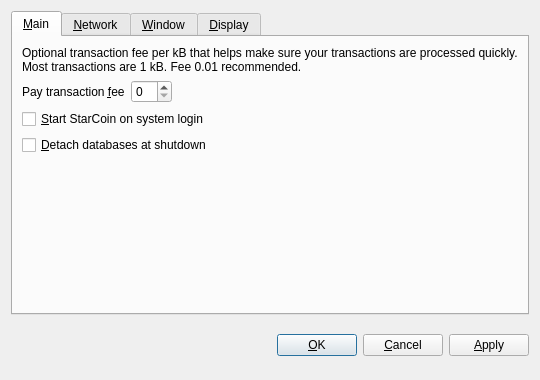
Old version of the form src/qt/forms/optionsdialog.ui in the repository woolongcoin/bsgcoin.
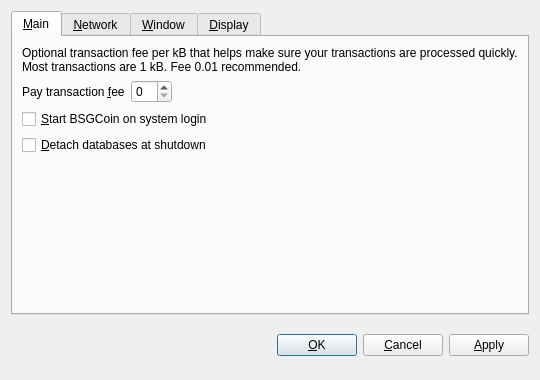
New version of the form. Custom widgets are drawn as their Qt base class.

```diff
--- a/src/qt/forms/optionsdialog.ui
+++ b/src/qt/forms/optionsdialog.ui
@@ -82,7 +82,7 @@
           <string>Automatically start StarCoin after logging in to the system.</string>
          </property>
          <property name="text">
-          <string>&amp;Start StarCoin on system login</string>
+          <string>&amp;Start BSGCoin on system login</string>
          </property>
         </widget>
        </item>
```
Left out of the diff: 10 changed lines with no effect on the pictures.
